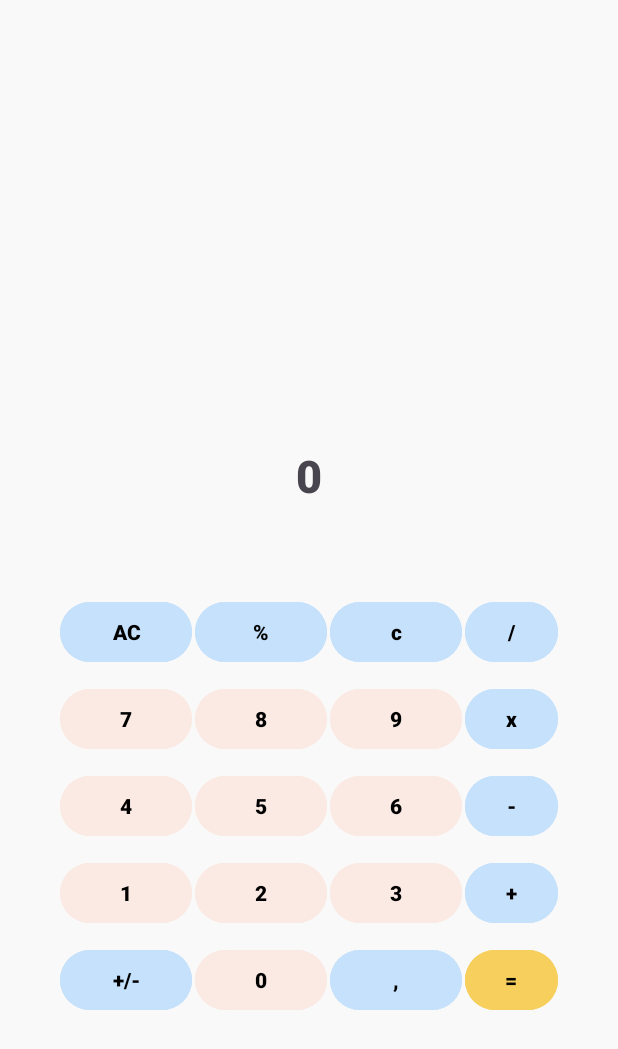
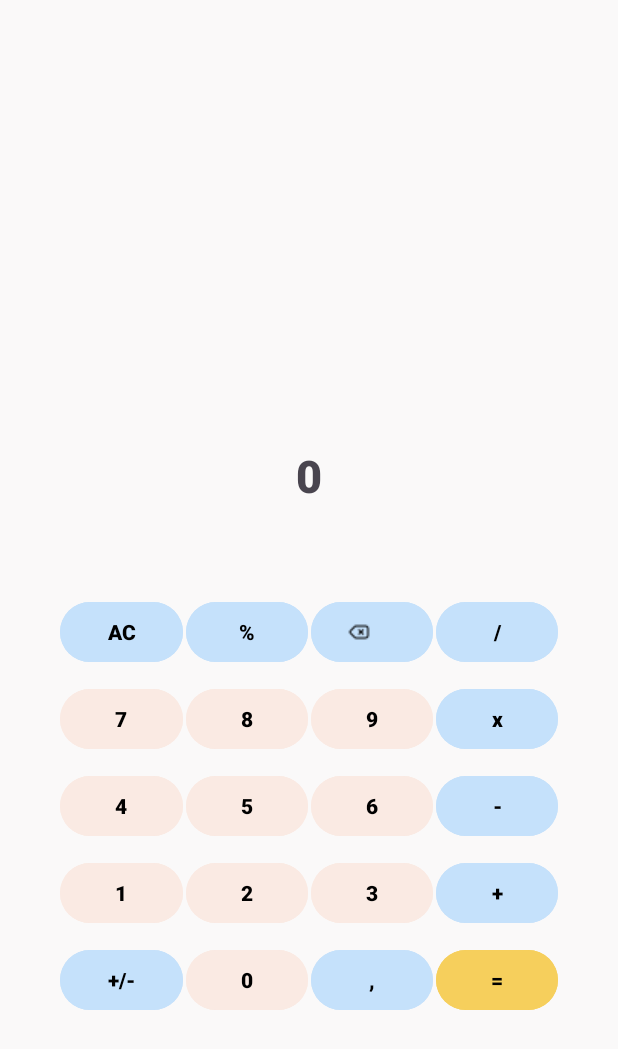
Before and after one commit to marcomorenilla/proyectos-dam, an Android app: the layout activity_main.xml on its own in the app's theme, with its tools: preview values and no code run, on a phone screen of 412 x 824 dp. Shown: the top 1049 px of the screen. Run offline under Robolectric (Android 15) with nearby library versions, the light colour scheme and no system bars.

Commit message:
Lógica y gráfico
se mejoran ambos aspectos corrigiendo fallos

```diff
--- a/PMDM/Calculadora/app/src/main/java/com/example/calculadora/MainActivity.kt
+++ b/PMDM/Calculadora/app/src/main/java/com/example/calculadora/MainActivity.kt
@@ -106,6 +106,7 @@ class MainActivity : AppCompatActivity(), OnClickListener {
                 binding.textoResultado.text = bufferEntrada
             }
             binding.botonSuma.id->{
+                if (operando==null){
                     operando="+"
                     if (numero1==null){
                         numero1 = bufferEntrada
@@ -116,7 +117,9 @@ class MainActivity : AppCompatActivity(), OnClickListener {
                     bufferEntrada = ""
                     binding.textoOperaciones.text = bufferHistorial
                 }
+            }
             binding.botonResta.id->{
+                if (operando==null) {
                     operando="-"
                     if (numero1==null){
                         numero1 = bufferEntrada
@@ -127,7 +130,9 @@ class MainActivity : AppCompatActivity(), OnClickListener {
                     bufferEntrada = ""
                     binding.textoOperaciones.text = bufferHistorial
                 }
+            }
             binding.botonMultiplicar.id->{
+                if (operando==null){
                     operando="x"
                     if (numero1==null){
                         numero1 = bufferEntrada
@@ -138,7 +143,10 @@ class MainActivity : AppCompatActivity(), OnClickListener {
                     bufferEntrada = ""
                     binding.textoOperaciones.text = bufferHistorial
                 }
+
+            }
             binding.botonDividir.id->{
+                if(operando==null){
                     operando="/"
                     if (numero1==null){
                         numero1 = bufferEntrada
@@ -149,7 +157,10 @@ class MainActivity : AppCompatActivity(), OnClickListener {
                     bufferEntrada = ""
                     binding.textoOperaciones.text = bufferHistorial
                 }
+
+            }
             binding.botonPorcentaje.id->{
+                if(operando==null){
                     operando="%"
                     if (numero1==null){
                         numero1 = bufferEntrada
@@ -160,6 +171,7 @@ class MainActivity : AppCompatActivity(), OnClickListener {
                     bufferEntrada = ""
                     binding.textoOperaciones.text = bufferHistorial
                 }
+            }
             binding.botonBorrar.id->{
                 bufferEntrada = ""
                 bufferHistorial = ""
@@ -167,6 +179,7 @@ class MainActivity : AppCompatActivity(), OnClickListener {
                 binding.textoResultado.text = "0"
                 numero1=null
                 numero2=null
+                operando=null
             }
             binding.botonBorrarUltimo.id->{
                 var borrarUltimo:String =""
@@ -186,11 +199,13 @@ class MainActivity : AppCompatActivity(), OnClickListener {
                     bufferEntrada = "-"+bufferEntrada
                     binding.textoResultado.text = bufferEntrada
                 }
+                bufferHistorial = ""
+                binding.textoOperaciones.text = bufferHistorial
                 numero1=null
 
             }
             binding.botonIgual.id->{
-                if (numero1!=null){
+                if (numero1!=null && !bufferEntrada.equals("")){
                     numero1 = numero1!!.replace(",",".")
                     numero2 = bufferEntrada.replace(",",".")
                     when(operando){
@@ -221,6 +236,7 @@ class MainActivity : AppCompatActivity(), OnClickListener {
                     binding.textoOperaciones.text = bufferHistorial
                     numero1=resultado
                     bufferEntrada=""
+                    operando=null
                 }
 
             }
--- a/PMDM/Calculadora/app/src/main/res/layout/activity_main.xml
+++ b/PMDM/Calculadora/app/src/main/res/layout/activity_main.xml
@@ -55,7 +55,8 @@
             android:backgroundTint="@color/blue"
             android:text="AC"
             android:layout_marginRight="2dp"
-            android:layout_marginTop="10dp"/>
+            android:layout_marginTop="10dp"
+            android:layout_weight="1"/>
         <Button
             android:layout_width="wrap_content"
             android:layout_height="wrap_content"
@@ -65,18 +66,20 @@
             android:backgroundTint="@color/blue"
             android:text="%"
             android:layout_marginRight="2dp"
-            android:layout_marginTop="10dp"/>
+            android:layout_marginTop="10dp"
+            android:layout_weight="1"/>
 
         <Button
+            android:id="@+id/botonBorrarUltimo"
             android:layout_width="wrap_content"
             android:layout_height="wrap_content"
-            android:id="@+id/botonBorrarUltimo"
-            android:textColor="@color/black"
+            android:layout_marginTop="10dp"
+            android:layout_marginRight="2dp"
+            android:backgroundTint="@color/blue"
             android:fontFamily="sans-serif-black"
-            android:backgroundTint="@color/blue"
-            android:text="c"
-            android:layout_marginRight="2dp"
-            android:layout_marginTop="10dp"/>
+            android:drawableLeft="@drawable/borrar"
+            android:layout_weight="1"
+            android:textColor="@color/black" />
 
         <Button
             android:layout_width="wrap_content"
@@ -86,7 +89,8 @@
             android:textColor="@color/black"
             android:fontFamily="sans-serif-black"
             android:backgroundTint="@color/blue"
-            android:text="/"/>
+            android:text="/"
+            android:layout_weight="1"/>
 
     </LinearLayout>
     <LinearLayout
@@ -107,7 +111,8 @@
             android:textColor="@color/black"
             android:fontFamily="sans-serif-black"
             android:backgroundTint="@color/toupe"
-            android:layout_marginTop="10dp"/>
+            android:layout_marginTop="10dp"
+            android:layout_weight="1"/>
 
         <Button
             android:layout_width="wrap_content"
@@ -118,7 +123,8 @@
             android:textColor="@color/black"
             android:fontFamily="sans-serif-black"
             android:backgroundTint="@color/toupe"
-            android:id="@+id/botonOcho"/>
+            android:id="@+id/botonOcho"
+            android:layout_weight="1"/>
         <Button
             android:layout_width="wrap_content"
             android:layout_height="wrap_content"
@@ -128,7 +134,8 @@
             android:textColor="@color/black"
             android:fontFamily="sans-serif-black"
             android:backgroundTint="@color/toupe"
-            android:id="@+id/botonNueve"/>
+            android:id="@+id/botonNueve"
+            android:layout_weight="1"/>
         <Button
             android:layout_width="wrap_content"
             android:layout_height="wrap_content"
@@ -137,7 +144,8 @@
             android:fontFamily="sans-serif-black"
             android:backgroundTint="@color/blue"
             android:layout_marginTop="10dp"
-            android:id="@+id/botonMultiplicar"/>
+            android:id="@+id/botonMultiplicar"
+            android:layout_weight="1"/>
 
     </LinearLayout>
 
@@ -159,7 +167,8 @@
             android:fontFamily="sans-serif-black"
             android:backgroundTint="@color/toupe"
             android:text="4"
-            android:layout_marginTop="10dp"/>
+            android:layout_marginTop="10dp"
+            android:layout_weight="1"/>
 
         <Button
             android:layout_width="wrap_content"
@@ -168,6 +177,7 @@
             android:layout_marginRight="2dp"
             android:text="5"
             android:textColor="@color/black"
+            android:layout_weight="1"
             android:fontFamily="sans-serif-black"
             android:backgroundTint="@color/toupe"
             android:id="@+id/botonCinco"/>
@@ -176,6 +186,7 @@
             android:layout_height="wrap_content"
             android:layout_marginTop="10dp"
             android:layout_marginRight="2dp"
+            android:layout_weight="1"
             android:textColor="@color/black"
             android:fontFamily="sans-serif-black"
             android:backgroundTint="@color/toupe"
@@ -189,6 +200,7 @@
             android:fontFamily="sans-serif-black"
             android:backgroundTint="@color/blue"
             android:layout_marginTop="10dp"
+            android:layout_weight="1"
             android:id="@+id/botonResta"/>
 
     </LinearLayout>
@@ -213,6 +225,7 @@
             android:fontFamily="sans-serif-black"
             android:backgroundTint="@color/toupe"
             android:layout_marginRight="2dp"
+            android:layout_weight="1"
             android:text="1"
             android:layout_marginTop="10dp"/>
 
@@ -224,6 +237,7 @@
             android:textColor="@color/black"
             android:fontFamily="sans-serif-black"
             android:backgroundTint="@color/toupe"
+            android:layout_weight="1"
             android:text="2"
             android:id="@+id/botonDos"/>
         <Button
@@ -235,6 +249,7 @@
             android:fontFamily="sans-serif-black"
             android:backgroundTint="@color/toupe"
             android:layout_marginRight="2dp"
+            android:layout_weight="1"
             android:id="@+id/botonTres"/>
         <Button
             android:layout_width="wrap_content"
@@ -244,6 +259,7 @@
             android:textColor="@color/black"
             android:fontFamily="sans-serif-black"
             android:backgroundTint="@color/blue"
+            android:layout_weight="1"
             android:id="@+id/botonSuma"/>
 
     </LinearLayout>
@@ -262,6 +278,7 @@
             android:layout_height="wrap_content"
             android:id="@+id/botonCambio"
             android:textColor="@color/black"
+            android:layout_weight="1"
             android:fontFamily="sans-serif-black"
             android:backgroundTint="@color/blue"
             android:text="+/-"
@@ -276,11 +293,13 @@
             android:text="0"
             android:textColor="@color/black"
             android:fontFamily="sans-serif-black"
+            android:layout_weight="1"
             android:backgroundTint="@color/toupe"
             android:id="@+id/botonCero"/>
         <Button
             android:layout_width="wrap_content"
             android:layout_height="wrap_content"
+            android:layout_weight="1"
             android:layout_marginTop="10dp"
             android:layout_marginRight="2dp"
             android:text=","
@@ -295,6 +314,7 @@
             android:textColor="@color/black"
             android:fontFamily="sans-serif-black"
             android:backgroundTint="@color/orange"
+            android:layout_weight="1"
             android:layout_marginTop="10dp"
             android:id="@+id/botonIgual"/>
 
```
Also changed, not shown: PMDM/Calculadora/app/src/main/res/drawable/borrar.png (added). Lines whose indentation alone changed are shown as unchanged.
